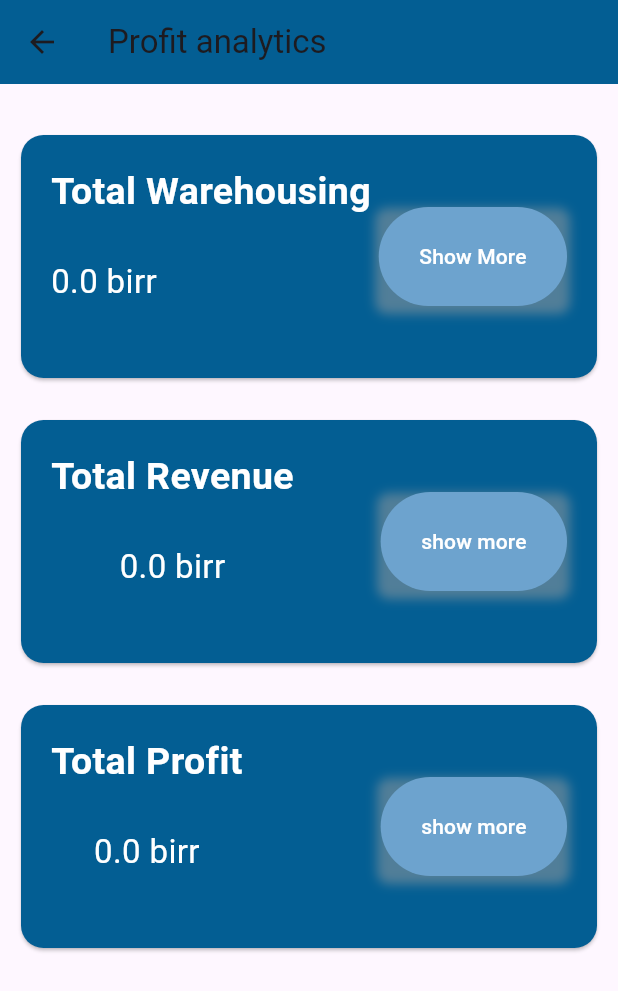
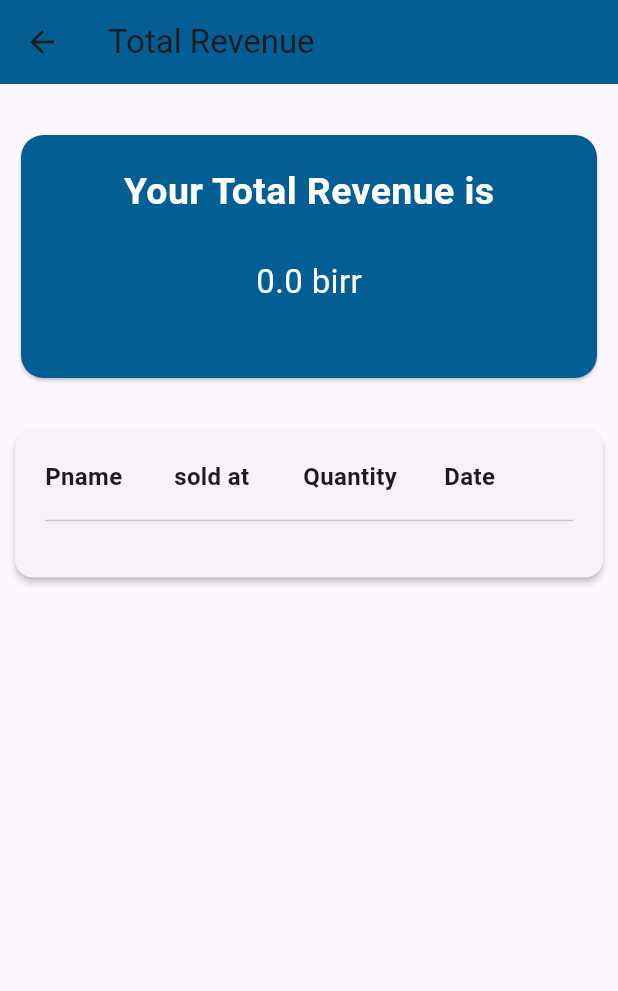
Before and after one commit to sisay2143/WholesaleWise, a Flutter app: the ProfitScreen screen opened directly, after a tap on "show more", on a phone screen of 412 x 824 dp. Shown: the top 991 px of the screen. Run offline on Flutter 3.47's test engine with Material 3 defaults, Android fonts, the phone set to English and light mode, and no system bars; our stand-ins replace badges, camera, carousel_slider, charts_flutter, cloud_firestore, firebase_auth and 5 more; accounts and stored records are empty.

Commit message:
total_revenue_screen_meku

```diff
--- a/lib/Views/Manager/profit.dart
+++ b/lib/Views/Manager/profit.dart
@@ -3,6 +3,7 @@ import 'package:flutter/material.dart';
 // import 'package:cloud_firestore/cloud_firestore.dart';
 import 'package:charts_flutter/flutter.dart' as charts;
 import 'package:cloud_firestore/cloud_firestore.dart';
+import 'totalrevenue.dart';
 
 void main() {
   runApp(MaterialApp(
@@ -28,7 +29,7 @@ class ProfitScreen extends StatelessWidget {
 
 
 Container(
-  height: 170, // Adjust the height as needed
+  height: 200, // Adjust the height as needed
   child: Card(
     shape: RoundedRectangleBorder(
       borderRadius: BorderRadius.circular(15.0),
@@ -53,6 +54,7 @@ Container(
                     ),
                   ],
                 ),
+                // SizedBox(height: 20.0),
                 child: TextButton(
                   onPressed: () {
                     // Add your action here
@@ -155,6 +157,11 @@ Container(
               ),
               child: TextButton(
                 onPressed: () {
+                  Navigator.push(
+                          context,
+                          MaterialPageRoute(
+                              builder: (context) => totalrevenue()),
+                        );
                   // Add your action here
                 },
                 style: TextButton.styleFrom(
--- /dev/null
+++ b/lib/Views/Manager/totalrevenue.dart
@@ -0,0 +1,302 @@
+import 'package:flutter/material.dart';
+import 'package:charts_flutter/flutter.dart' as charts;
+import 'package:cloud_firestore/cloud_firestore.dart';
+// import 'package:cloud_firestore/cloud_firestore.dart';
+import 'package:firebase_core/firebase_core.dart';
+// import 'package:charts_flutter/flutter.dart' as charts;
+import 'linegraph.dart';
+
+
+void main() {
+  runApp(MaterialApp(
+    home: totalrevenue(),
+  ));
+}
+
+class totalrevenue extends StatelessWidget {
+  @override
+  Widget build(BuildContext context) {
+    return Scaffold(
+      appBar: AppBar(
+        backgroundColor: Color.fromARGB(255, 3, 94, 147),
+        title: Text('Total Revenue'),
+      ),
+      body: SingleChildScrollView(
+        child: Padding(
+          padding: const EdgeInsets.all(10.0),
+          child: Column(
+            crossAxisAlignment: CrossAxisAlignment.start,
+            children: [
+              SizedBox(height: 20.0),
+              Container(
+                height: 170, // Adjust the height as needed
+                child: Card(
+                  shape: RoundedRectangleBorder(
+                    borderRadius: BorderRadius.circular(15.0),
+                  ),
+                  color: Color.fromARGB(255, 3, 94, 147),
+                  child: Padding(
+                    padding: const EdgeInsets.all(20.0),
+                    child: Stack(
+                      children: [
+                        Align(
+                          alignment: Alignment.centerRight,
+                          child: Container(
+                            decoration: BoxDecoration(
+                              borderRadius: BorderRadius.circular(8.0),
+                              boxShadow: [],
+                            ),
+                          ),
+                        ),
+                        Column(
+                          mainAxisSize: MainAxisSize.min,
+                          children: [
+                            Center(
+                              child: Text(
+                                'Your Total Revenue is',
+                                style: TextStyle(
+                                  fontSize: 25,
+                                  fontWeight: FontWeight.bold,
+                                  color: Colors.white,
+                                ),
+                              ),
+                            ),
+                            SizedBox(height: 16),
+                            StreamBuilder<QuerySnapshot>(
+                              stream: FirebaseFirestore.instance
+                                  .collection('sales_transaction')
+                                  .snapshots(),
+                              builder: (context, snapshot) {
+                                if (snapshot.connectionState ==
+                                    ConnectionState.waiting) {
+                                  return CircularProgressIndicator();
+                                }
+                                double totalRevenue = 0.0;
+                                if (snapshot.hasData) {
+                                  snapshot.data?.docs.forEach((doc) {
+                                    final sellingPrice =
+                                        (doc.data() as Map<String, dynamic>?)?[
+                                            'sellingPrice'];
+                                    if (sellingPrice is String) {
+                                      totalRevenue +=
+                                          double.tryParse(sellingPrice) ?? 0.0;
+                                    }
+                                  });
+                                }
+                                return Padding(
+                                  padding: const EdgeInsets.only(top: 10),
+                                  child: Text(
+                                    '$totalRevenue\ birr',
+                                    style: TextStyle(
+                                      fontSize: 22,
+                                      color: Colors.white,
+                                    ),
+                                  ),
+                                );
+                              },
+                            ),
+                          ],
+                        ),
+                      ],
+                    ),
+                  ),
+                ),
+              ),
+              // SizedBox(height: 16),
+              // Padding(
+              //   padding: const EdgeInsets.symmetric(vertical: 8.0),
+              //   child: SizedBox(
+              //     height: 300,
+              //     width: 700,
+
+              //     child: Card(
+              //       shape: RoundedRectangleBorder(
+              //         borderRadius: BorderRadius.circular(5.0),
+              //       ),
+              //       child: Padding(
+              //         padding: const EdgeInsets.all(1.0),
+              //         child: buildLineGraph(),
+              //       ),
+              //     ),
+              //   ),
+              // ),
+               Card(
+                  margin: EdgeInsets.only(top: 30),
+                  elevation: 2,
+                  child: Container(
+                    padding: EdgeInsets.all(20),
+                    child: Column(
+                      children: [
+                        // Placeholder for transaction table columns
+                        Container(
+                          child: Row(
+                            mainAxisAlignment: MainAxisAlignment.spaceEvenly,
+                            children: [
+                              Expanded(
+                                child: Text(
+                                  'Pname',
+                                  style: TextStyle(fontWeight: FontWeight.bold, fontSize: 16),
+                                ),
+                              ),
+                              Expanded(
+                                child: Text(
+                                  'sold at',
+                                  style: TextStyle(fontWeight: FontWeight.bold, fontSize: 16),
+                                ),
+                              ),
+                              Expanded(
+                                child: Text(
+                                  'Quantity',
+                                  style: TextStyle(fontWeight: FontWeight.bold, fontSize: 16),
+                                ),
+                              ),
+                              SizedBox(width: 8),
+                              Expanded(
+                                child: Text(
+                                  'Date',
+                                  style: TextStyle(fontWeight: FontWeight.bold, fontSize: 16),
+                                ),
+                              ),
+                            ],
+                          ),
+                        ),
+                        SizedBox(height: 10),
+                        Divider(), // Horizontal line between header and rows
+                        SizedBox(height: 10),
+                        // Placeholder for transaction table rows
+                        StreamBuilder(
+                          stream: FirebaseFirestore.instance.collection('sales_transaction').snapshots(),
+                          builder: (ctx, AsyncSnapshot<QuerySnapshot> snapshot) {
+                            if (snapshot.connectionState == ConnectionState.waiting) {
+                              return CircularProgressIndicator(); // Placeholder while loading data
+                            }
+                            final documents = snapshot.data!.docs;
+                            return Column(
+                              children: [
+                                for (int i = 0; i < documents.length; i++)
+                                  Column(
+                                    children: [
+                                      Row(
+                                        mainAxisAlignment: MainAxisAlignment.spaceEvenly,
+                                        children: [
+                                          Expanded(
+                                            child: Text(documents[i]['productName']),
+                                          ),
+                                          Expanded(
+                                            child: Text('${documents[i]['sellingPrice']}'),
+                                          ),
+                                          Expanded(
+                                            child: Text('${documents[i]['quantity']}'),
+                                          ),
+                                          Expanded(
+                                            child: Text(documents[i]['timestamp'].toDate().toString()),
+                                          ),
+                                        ],
+                                      ),
+                                      SizedBox(height: 10), // Spacing between rows
+                                      Divider(), // Horizontal line between rows
+                                      SizedBox(height: 10), // Spacing between rows
+                                    ],
+                                  ),
+                              ],
+                            );
+                          },
+                        ),
+                      ],
+                    ),
+                  ),
+                ),
+            ],
+          ),
+        ),
+      ),
+    );
+  }
+}
+
+//   Widget _buildLineGraph() {
+//   return charts.LineChart(
+//     _createSampleData(),
+//     animate: true,
+//     behaviors: [
+//       charts.ChartTitle(
+//         'X Axis Title',
+//         behaviorPosition: charts.BehaviorPosition.bottom,
+//         titleOutsideJustification:
+//             charts.OutsideJustification.middleDrawArea,
+//       ),
+//       charts.ChartTitle(
+//         'Y Axis Title',
+//         behaviorPosition: charts.BehaviorPosition.start,
+//         titleOutsideJustification:
+//             charts.OutsideJustification.middleDrawArea,
+//       ),
+//     ],
+//   );
+// }
+
+// List<charts.Series<LinearSales, int>> _createSampleData() {
+//   final List<LinearSales> data = [];
+
+//   // Fetch data from Firestore and populate the data list
+//   _fetchSalesData().then((salesData) {
+//     data.addAll(salesData);
+
+//     // Update the chart with the new data
+//     setState(() {});
+//   });
+
+//   return [
+//     charts.Series<LinearSales, int>(
+//       id: 'Sales',
+//       colorFn: (_, __) => charts.MaterialPalette.blue.shadeDefault,
+//       domainFn: (LinearSales sales, _) => sales.timestamp.day,
+//       measureFn: (LinearSales sales, _) => sales.sellingPrice,
+//       data: data,
+//     )
+//   ];
+// }
+
+// Future<List<LinearSales>> _fetchSalesData() async {
+//   final QuerySnapshot snapshot = await FirebaseFirestore.instance
+//       .collection('sales_transaction')
+//       .get();
+
+//   final List<LinearSales> data = [];
+//   int totalSalesForDay = 0;
+//   DateTime currentDay;
+
+//   snapshot.docs.forEach((doc) {
+//     final sellingPrice = doc['sellingPrice'] as int;
+//     final timestamp = (doc['timestamp'] as Timestamp).toDate();
+
+//     if (currentDay == null || !_isSameDay(currentDay, timestamp)) {
+//       if (currentDay != null) {
+//         data.add(LinearSales(currentDay, totalSalesForDay));
+//       }
+
+//       currentDay = timestamp;
+//       totalSalesForDay = 0;
+//     }
+
+//     totalSalesForDay += sellingPrice;
+//   });
+
+//   if (currentDay != null) {
+//     data.add(LinearSales(currentDay, totalSalesForDay));
+//   }
+
+//   return data;
+// }
+
+// bool _isSameDay(DateTime date1, DateTime date2) {
+//   return date1.year == date2.year && date1.month == date2.month && date1.day == date2.day;
+// }
+
+// class LinearSales {
+//   final DateTime timestamp;
+//   final int sellingPrice;
+
+//   LinearSales(this.timestamp, this.sellingPrice);
+// }
+// }
```
Also changed, not shown: lib/Views/Manager/linegraph.dart (added, +164 -0 lines).
